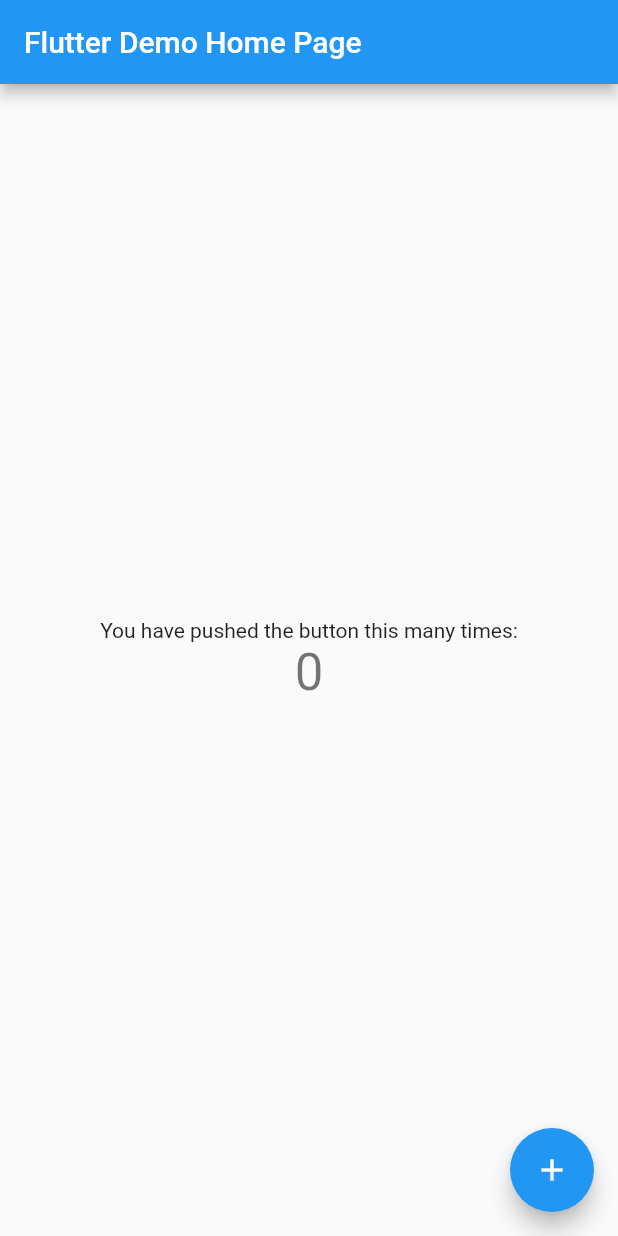
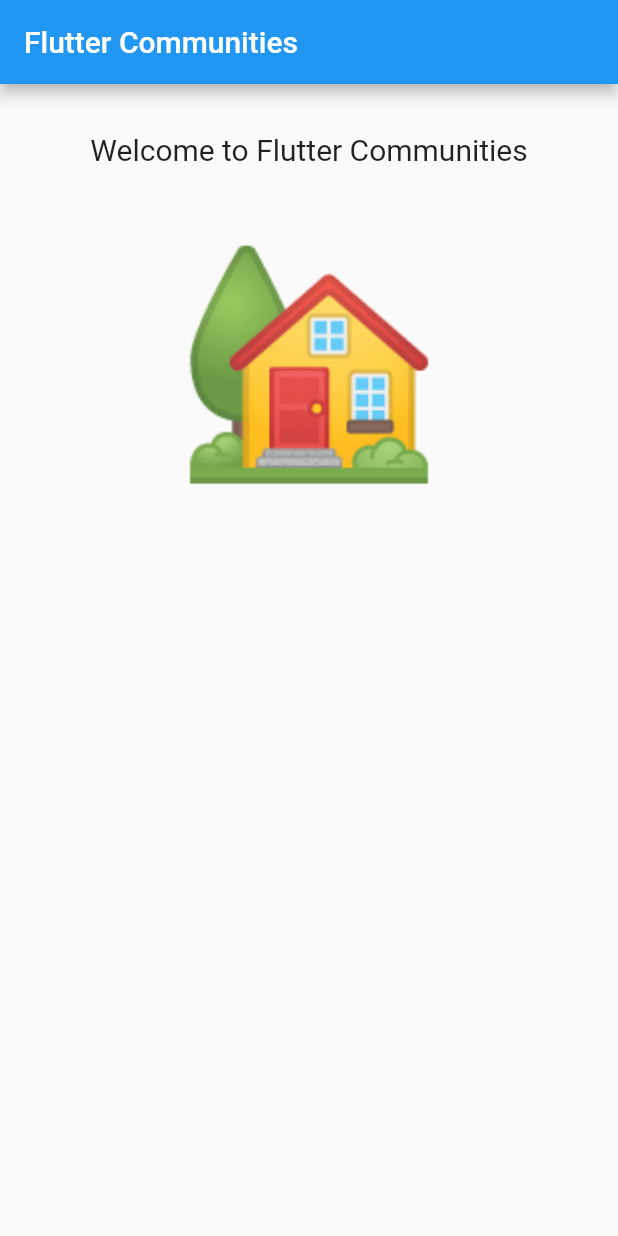
Before and after one commit to neurothrone/flutter-communities-graphql, a Flutter app: the screen it shows after launch, on a phone screen of 412 x 824 dp. Run offline on Flutter 3.47's test engine with Material 2 defaults, Android fonts, the light colour scheme and no system bars.

Commit message:
add starter lib files

```diff
--- a/lib/main.dart
+++ b/lib/main.dart
@@ -1,115 +1,23 @@
 import 'package:flutter/material.dart';
+import 'screens/home_screen.dart';
 
-void main() {
-  runApp(const MyApp());
+void main() async {
+  runApp(const FlutterCommunitiesApp());
 }
 
-class MyApp extends StatelessWidget {
-  const MyApp({super.key});
+class FlutterCommunitiesApp extends StatelessWidget {
+  const FlutterCommunitiesApp({super.key});
 
-  // This widget is the root of your application.
   @override
   Widget build(BuildContext context) {
     return MaterialApp(
-      title: 'Flutter Demo',
+      title: 'Flutter Communities',
       theme: ThemeData(
-        // This is the theme of your application.
-        //
-        // Try running your application with "flutter run". You'll see the
-        // application has a blue toolbar. Then, without quitting the app, try
-        // changing the primarySwatch below to Colors.green and then invoke
-        // "hot reload" (press "r" in the console where you ran "flutter run",
-        // or simply save your changes to "hot reload" in a Flutter IDE).
-        // Notice that the counter didn't reset back to zero; the application
-        // is not restarted.
         primarySwatch: Colors.blue,
       ),
-      home: const MyHomePage(title: 'Flutter Demo Home Page'),
+      routes: {
+        HomeScreen.routeName: (_) => HomeScreen(),
+      },
     );
   }
 }
-
-class MyHomePage extends StatefulWidget {
-  const MyHomePage({super.key, required this.title});
-
-  // This widget is the home page of your application. It is stateful, meaning
-  // that it has a State object (defined below) that contains fields that affect
-  // how it looks.
-
-  // This class is the configuration for the state. It holds the values (in this
-  // case the title) provided by the parent (in this case the App widget) and
-  // used by the build method of the State. Fields in a Widget subclass are
-  // always marked "final".
-
-  final String title;
-
-  @override
-  State<MyHomePage> createState() => _MyHomePageState();
-}
-
-class _MyHomePageState extends State<MyHomePage> {
-  int _counter = 0;
-
-  void _incrementCounter() {
-    setState(() {
-      // This call to setState tells the Flutter framework that something has
-      // changed in this State, which causes it to rerun the build method below
-      // so that the display can reflect the updated values. If we changed
-      // _counter without calling setState(), then the build method would not be
-      // called again, and so nothing would appear to happen.
-      _counter++;
-    });
-  }
-
-  @override
-  Widget build(BuildContext context) {
-    // This method is rerun every time setState is called, for instance as done
-    // by the _incrementCounter method above.
-    //
-    // The Flutter framework has been optimized to make rerunning build methods
-    // fast, so that you can just rebuild anything that needs updating rather
-    // than having to individually change instances of widgets.
-    return Scaffold(
-      appBar: AppBar(
-        // Here we take the value from the MyHomePage object that was created by
-        // the App.build method, and use it to set our appbar title.
-        title: Text(widget.title),
-      ),
-      body: Center(
-        // Center is a layout widget. It takes a single child and positions it
-        // in the middle of the parent.
-        child: Column(
-          // Column is also a layout widget. It takes a list of children and
-          // arranges them vertically. By default, it sizes itself to fit its
-          // children horizontally, and tries to be as tall as its parent.
-          //
-          // Invoke "debug painting" (press "p" in the console, choose the
-          // "Toggle Debug Paint" action from the Flutter Inspector in Android
-          // Studio, or the "Toggle Debug Paint" command in Visual Studio Code)
-          // to see the wireframe for each widget.
-          //
-          // Column has various properties to control how it sizes itself and
-          // how it positions its children. Here we use mainAxisAlignment to
-          // center the children vertically; the main axis here is the vertical
-          // axis because Columns are vertical (the cross axis would be
-          // horizontal).
-          mainAxisAlignment: MainAxisAlignment.center,
-          children: <Widget>[
-            const Text(
-              'You have pushed the button this many times:',
-            ),
-            Text(
-              '$_counter',
-              style: Theme.of(context).textTheme.headlineMedium,
-            ),
-          ],
-        ),
-      ),
-      floatingActionButton: FloatingActionButton(
-        onPressed: _incrementCounter,
-        tooltip: 'Increment',
-        child: const Icon(Icons.add),
-      ), // This trailing comma makes auto-formatting nicer for build methods.
-    );
-  }
-}
--- /dev/null
+++ b/lib/screens/home_screen.dart
@@ -0,0 +1,40 @@
+import 'package:flutter/material.dart';
+
+class HomeScreen extends StatelessWidget {
+  static const routeName = '/';
+
+  const HomeScreen({Key? key}) : super(key: key);
+
+  @override
+  Widget build(BuildContext context) {
+    return Scaffold(
+      appBar: AppBar(
+          title: const Text(
+        'Flutter Communities',
+      )),
+      body: SingleChildScrollView(
+        child: Column(
+          crossAxisAlignment: CrossAxisAlignment.stretch,
+          children: [
+            const Padding(
+              padding: EdgeInsets.all(32.0),
+              child: Text(
+                'Welcome to Flutter Communities',
+                style: TextStyle(fontSize: 20),
+                textAlign: TextAlign.center,
+              ),
+            ),
+            Container(
+              padding: const EdgeInsets.all(16.0),
+              alignment: Alignment.center,
+              child: const Text(
+                '🏡',
+                style: TextStyle(fontSize: 144),
+              ),
+            ),
+          ],
+        ),
+      ),
+    );
+  }
+}
```
